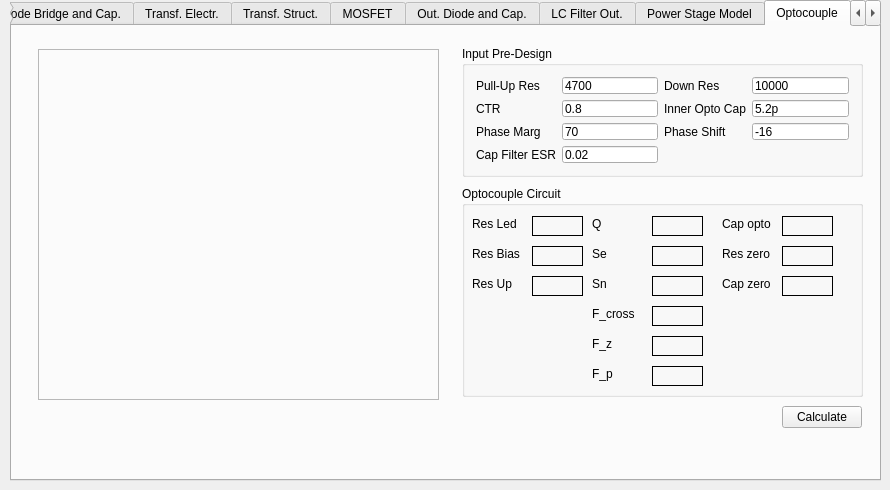
The window that FLySMPS/FLySMPS.ui (aemeltsev/FLySMPS) describes before a commit, drawn with Qt 5.
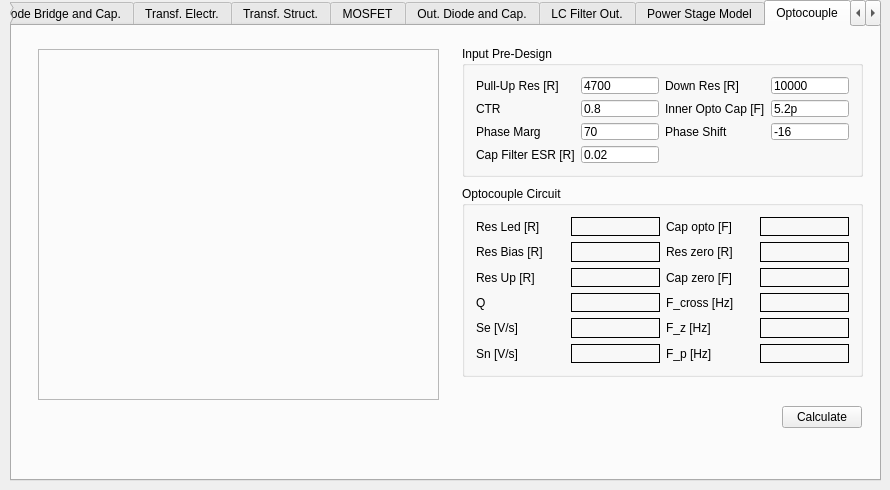
The same window after the commit. The open tabs and pages were chosen to show the change. Icons and pictures are not drawn. Custom widgets are drawn as their Qt base class.

Patch:
```diff
--- a/FLySMPS/FLySMPS.ui
+++ b/FLySMPS/FLySMPS.ui
@@ -4428,14 +4428,14 @@
        <item row="4" column="0">
         <widget class="QLabel" name="label_802">
          <property name="text">
-          <string>Cap Filter ESR</string>
+          <string>Cap Filter ESR [R]</string>
          </property>
         </widget>
        </item>
        <item row="0" column="2">
         <widget class="QLabel" name="label_795">
          <property name="text">
-          <string>Down Res</string>
+          <string>Down Res [R]</string>
          </property>
         </widget>
        </item>
@@ -4463,7 +4463,7 @@
        <item row="0" column="0">
         <widget class="QLabel" name="label_796">
          <property name="text">
-          <string>Pull-Up Res</string>
+          <string>Pull-Up Res [R]</string>
          </property>
         </widget>
        </item>
@@ -4505,7 +4505,7 @@
        <item row="1" column="2">
         <widget class="QLabel" name="label_801">
          <property name="text">
-          <string>Inner Opto Cap</string>
+          <string>Inner Opto Cap [F]</string>
          </property>
         </widget>
        </item>
@@ -4531,63 +4531,56 @@
         <x>450</x>
         <y>160</y>
         <width>401</width>
-        <height>211</height>
+        <height>191</height>
        </rect>
       </property>
       <property name="title">
        <string>Optocouple Circuit</string>
       </property>
-      <widget class="QLabel" name="ResLed">
-       <property name="geometry">
-        <rect>
-         <x>70</x>
-         <y>30</y>
-         <width>51</width>
-         <height>20</height>
-        </rect>
-       </property>
-       <property name="frameShape">
-        <enum>QFrame::Box</enum>
-       </property>
-       <property name="text">
-        <string/>
-       </property>
-      </widget>
+      <layout class="QGridLayout" name="gridLayout_17">
+       <item row="0" column="0">
       <widget class="QLabel" name="label_799">
-       <property name="geometry">
-        <rect>
-         <x>10</x>
-         <y>30</y>
-         <width>56</width>
-         <height>16</height>
-        </rect>
-       </property>
+         <property name="text">
+          <string>Res Led [R]</string>
+         </property>
+        </widget>
+       </item>
+       <item row="0" column="1">
+        <widget class="QLabel" name="ResLed">
+         <property name="frameShape">
+          <enum>QFrame::Box</enum>
+         </property>
        <property name="text">
-        <string>Res Led</string>
-       </property>
-      </widget>
+          <string/>
+         </property>
+        </widget>
+       </item>
+       <item row="0" column="2">
+        <widget class="QLabel" name="label_816">
+         <property name="text">
+          <string>Cap opto [F]</string>
+         </property>
+        </widget>
+       </item>
+       <item row="0" column="3">
+        <widget class="QLabel" name="CapOpto">
+         <property name="frameShape">
+          <enum>QFrame::Box</enum>
+         </property>
+         <property name="text">
+          <string/>
+         </property>
+        </widget>
+       </item>
+       <item row="1" column="0">
       <widget class="QLabel" name="label_803">
-       <property name="geometry">
-        <rect>
-         <x>10</x>
-         <y>60</y>
-         <width>56</width>
-         <height>16</height>
-        </rect>
-       </property>
        <property name="text">
-        <string>Res Bias</string>
-       </property>
-      </widget>
+          <string>Res Bias [R]</string>
+         </property>
+        </widget>
+       </item>
+       <item row="1" column="1">
       <widget class="QLabel" name="ResBias">
-       <property name="geometry">
-        <rect>
-         <x>70</x>
-         <y>60</y>
-         <width>51</width>
-         <height>20</height>
-        </rect>
-       </property>
        <property name="frameShape">
         <enum>QFrame::Box</enum>
        </property>
@@ -4595,15 +4588,16 @@
         <string/>
        </property>
       </widget>
-      <widget class="QLabel" name="ResUp">
-       <property name="geometry">
-        <rect>
-         <x>70</x>
-         <y>90</y>
-         <width>51</width>
-         <height>20</height>
-        </rect>
-       </property>
+       </item>
+       <item row="1" column="2">
+        <widget class="QLabel" name="label_805">
+         <property name="text">
+          <string>Res zero [R]</string>
+         </property>
+        </widget>
+       </item>
+       <item row="1" column="3">
+        <widget class="QLabel" name="ResZero">
        <property name="frameShape">
         <enum>QFrame::Box</enum>
        </property>
@@ -4611,28 +4605,33 @@
         <string/>
        </property>
       </widget>
+       </item>
+       <item row="2" column="0">
       <widget class="QLabel" name="label_807">
-       <property name="geometry">
-        <rect>
-         <x>10</x>
-         <y>90</y>
-         <width>56</width>
-         <height>16</height>
-        </rect>
-       </property>
+         <property name="text">
+          <string>Res Up [R]</string>
+         </property>
+        </widget>
+       </item>
+       <item row="2" column="1">
+        <widget class="QLabel" name="ResUp">
+         <property name="frameShape">
+          <enum>QFrame::Box</enum>
+         </property>
        <property name="text">
-        <string>Res Up</string>
-       </property>
-      </widget>
-      <widget class="QLabel" name="Quality">
-       <property name="geometry">
-        <rect>
-         <x>190</x>
-         <y>30</y>
-         <width>51</width>
-         <height>20</height>
-        </rect>
-       </property>
+          <string/>
+         </property>
+        </widget>
+       </item>
+       <item row="2" column="2">
+        <widget class="QLabel" name="label_806">
+         <property name="text">
+          <string>Cap zero [F]</string>
+         </property>
+        </widget>
+       </item>
+       <item row="2" column="3">
+        <widget class="QLabel" name="CapZero">
        <property name="frameShape">
         <enum>QFrame::Box</enum>
        </property>
@@ -4640,41 +4639,50 @@
         <string/>
        </property>
       </widget>
+       </item>
+       <item row="3" column="0">
       <widget class="QLabel" name="label_808">
-       <property name="geometry">
-        <rect>
-         <x>130</x>
-         <y>30</y>
-         <width>56</width>
-         <height>16</height>
-        </rect>
-       </property>
        <property name="text">
         <string>Q</string>
        </property>
       </widget>
+       </item>
+       <item row="3" column="1">
+        <widget class="QLabel" name="Quality">
+         <property name="frameShape">
+          <enum>QFrame::Box</enum>
+         </property>
+         <property name="text">
+          <string/>
+         </property>
+        </widget>
+       </item>
+       <item row="3" column="2">
+        <widget class="QLabel" name="label_812">
+         <property name="text">
+          <string>F_cross [Hz]</string>
+         </property>
+        </widget>
+       </item>
+       <item row="3" column="3">
+        <widget class="QLabel" name="FCross">
+         <property name="frameShape">
+          <enum>QFrame::Box</enum>
+         </property>
+         <property name="text">
+          <string/>
+         </property>
+        </widget>
+       </item>
+       <item row="4" column="0">
       <widget class="QLabel" name="label_811">
-       <property name="geometry">
-        <rect>
-         <x>130</x>
-         <y>60</y>
-         <width>56</width>
-         <height>16</height>
-        </rect>
-       </property>
        <property name="text">
-        <string>Se</string>
-       </property>
-      </widget>
+          <string>Se [V/s]</string>
+         </property>
+        </widget>
+       </item>
+       <item row="4" column="1">
       <widget class="QLabel" name="SE">
-       <property name="geometry">
-        <rect>
-         <x>190</x>
-         <y>60</y>
-         <width>51</width>
-         <height>20</height>
-        </rect>
-       </property>
        <property name="frameShape">
         <enum>QFrame::Box</enum>
        </property>
@@ -4682,41 +4690,33 @@
         <string/>
        </property>
       </widget>
-      <widget class="QLabel" name="label_812">
-       <property name="geometry">
-        <rect>
-         <x>130</x>
-         <y>120</y>
-         <width>56</width>
-         <height>16</height>
-        </rect>
-       </property>
+       </item>
+       <item row="4" column="2">
+        <widget class="QLabel" name="label_815">
+         <property name="text">
+          <string>F_z [Hz]</string>
+         </property>
+        </widget>
+       </item>
+       <item row="4" column="3">
+        <widget class="QLabel" name="Fzero">
+         <property name="frameShape">
+          <enum>QFrame::Box</enum>
+         </property>
        <property name="text">
-        <string>F_cross</string>
-       </property>
-      </widget>
+          <string/>
+         </property>
+        </widget>
+       </item>
+       <item row="5" column="0">
       <widget class="QLabel" name="label_813">
-       <property name="geometry">
-        <rect>
-         <x>130</x>
-         <y>90</y>
-         <width>56</width>
-         <height>16</height>
-        </rect>
-       </property>
        <property name="text">
-        <string>Sn</string>
-       </property>
-      </widget>
+          <string>Sn [V/s]</string>
+         </property>
+        </widget>
+       </item>
+       <item row="5" column="1">
       <widget class="QLabel" name="SN">
-       <property name="geometry">
-        <rect>
-         <x>190</x>
-         <y>90</y>
-         <width>51</width>
-         <height>20</height>
-        </rect>
-       </property>
        <property name="frameShape">
         <enum>QFrame::Box</enum>
        </property>
@@ -4724,73 +4724,16 @@
         <string/>
        </property>
       </widget>
-      <widget class="QLabel" name="FCross">
-       <property name="geometry">
-        <rect>
-         <x>190</x>
-         <y>120</y>
-         <width>51</width>
-         <height>20</height>
-        </rect>
-       </property>
-       <property name="frameShape">
-        <enum>QFrame::Box</enum>
-       </property>
-       <property name="text">
-        <string/>
-       </property>
-      </widget>
+       </item>
+       <item row="5" column="2">
       <widget class="QLabel" name="label_814">
-       <property name="geometry">
-        <rect>
-         <x>130</x>
-         <y>180</y>
-         <width>56</width>
-         <height>16</height>
-        </rect>
-       </property>
        <property name="text">
-        <string>F_p</string>
-       </property>
-      </widget>
-      <widget class="QLabel" name="label_815">
-       <property name="geometry">
-        <rect>
-         <x>130</x>
-         <y>150</y>
-         <width>56</width>
-         <height>16</height>
-        </rect>
-       </property>
-       <property name="text">
-        <string>F_z</string>
-       </property>
-      </widget>
-      <widget class="QLabel" name="Fzero">
-       <property name="geometry">
-        <rect>
-         <x>190</x>
-         <y>150</y>
-         <width>51</width>
-         <height>20</height>
-        </rect>
-       </property>
-       <property name="frameShape">
-        <enum>QFrame::Box</enum>
-       </property>
-       <property name="text">
-        <string/>
-       </property>
-      </widget>
+          <string>F_p [Hz]</string>
+         </property>
+        </widget>
+       </item>
+       <item row="5" column="3">
       <widget class="QLabel" name="Fpole">
-       <property name="geometry">
-        <rect>
-         <x>190</x>
-         <y>180</y>
-         <width>51</width>
-         <height>20</height>
-        </rect>
-       </property>
        <property name="frameShape">
         <enum>QFrame::Box</enum>
        </property>
@@ -4798,93 +4741,8 @@
         <string/>
        </property>
       </widget>
-      <widget class="QLabel" name="label_805">
-       <property name="geometry">
-        <rect>
-         <x>260</x>
-         <y>60</y>
-         <width>56</width>
-         <height>16</height>
-        </rect>
-       </property>
-       <property name="text">
-        <string>Res zero</string>
-       </property>
-      </widget>
-      <widget class="QLabel" name="CapZero">
-       <property name="geometry">
-        <rect>
-         <x>320</x>
-         <y>90</y>
-         <width>51</width>
-         <height>20</height>
-        </rect>
-       </property>
-       <property name="frameShape">
-        <enum>QFrame::Box</enum>
-       </property>
-       <property name="text">
-        <string/>
-       </property>
-      </widget>
-      <widget class="QLabel" name="ResZero">
-       <property name="geometry">
-        <rect>
-         <x>320</x>
-         <y>60</y>
-         <width>51</width>
-         <height>20</height>
-        </rect>
-       </property>
-       <property name="frameShape">
-        <enum>QFrame::Box</enum>
-       </property>
-       <property name="text">
-        <string/>
-       </property>
-      </widget>
-      <widget class="QLabel" name="label_806">
-       <property name="geometry">
-        <rect>
-         <x>260</x>
-         <y>90</y>
-         <width>56</width>
-         <height>16</height>
-        </rect>
-       </property>
-       <property name="text">
-        <string>Cap zero</string>
-       </property>
-      </widget>
-      <widget class="QLabel" name="label_816">
-       <property name="geometry">
-        <rect>
-         <x>260</x>
-         <y>30</y>
-         <width>56</width>
-         <height>16</height>
-        </rect>
-       </property>
-       <property name="text">
-        <string>Cap opto</string>
-       </property>
-      </widget>
-      <widget class="QLabel" name="CapOpto">
-       <property name="geometry">
-        <rect>
-         <x>320</x>
-         <y>30</y>
-         <width>51</width>
-         <height>20</height>
-        </rect>
-       </property>
-       <property name="frameShape">
-        <enum>QFrame::Box</enum>
-       </property>
-       <property name="text">
-        <string/>
-       </property>
-      </widget>
+       </item>
+      </layout>
      </widget>
      <widget class="QPushButton" name="CalcOptoPushButton">
       <property name="geometry">
```
Lines whose indentation alone changed are shown as unchanged.
